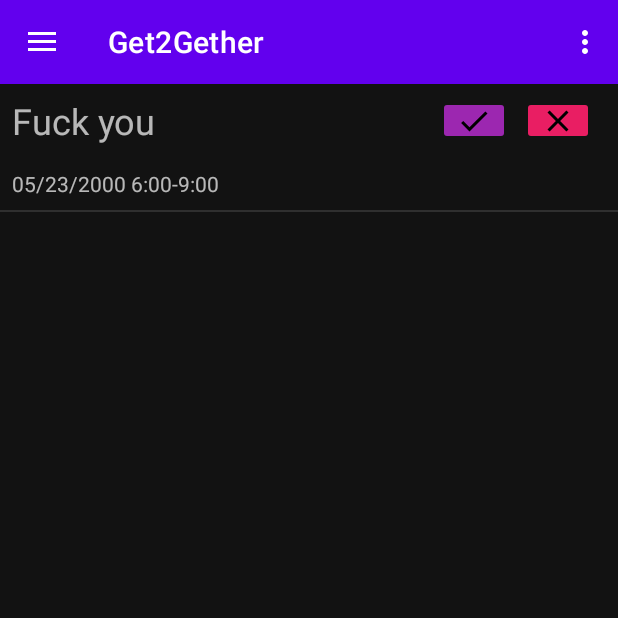
After one commit to grey-codes/Get2Gether, an Android app: the ViewMeetingFragment screen opened through its navigation route, on a phone screen of 412 x 824 dp, the top half of it. The commit adds this screen. Run offline under Robolectric (Android 15) with nearby library versions, the phone set to English and light mode, and no system bars; 2 statements that could not run were skipped.

Commit message:
meeting adapter and fragment

```diff
--- a/app/src/main/java/com/get2gether/MainActivity.java
+++ b/app/src/main/java/com/get2gether/MainActivity.java
@@ -21,8 +21,6 @@ import com.google.android.gms.auth.api.signin.GoogleSignIn;
 import com.google.android.gms.auth.api.signin.GoogleSignInAccount;
 import com.google.android.gms.auth.api.signin.GoogleSignInClient;
 import com.google.android.gms.auth.api.signin.GoogleSignInOptions;
-import com.google.android.gms.tasks.OnCompleteListener;
-import com.google.android.gms.tasks.Task;
 import com.google.android.material.navigation.NavigationView;
 
 public class MainActivity extends AppCompatActivity {
@@ -38,17 +36,16 @@ public class MainActivity extends AppCompatActivity {
     private void createNotificationChannel() {
         // Create the NotificationChannel, but only on API 26+ because
         // the NotificationChannel class is new and not in the support library
-        if (Build.VERSION.SDK_INT >= Build.VERSION_CODES.O) {
         CharSequence name = ("AAAAA");
         String description = ("aaaaaaaaaaaaa");
         int importance = NotificationManager.IMPORTANCE_MAX;
-            NotificationChannel channel = new NotificationChannel("AAAAA", name, importance);
+        NotificationChannel channel = new NotificationChannel("AAAAA", name, NotificationManager.IMPORTANCE_HIGH);
         channel.setDescription(description);
         // Register the channel with the system; you can't change the importance
         // or other notification behaviors after this
         NotificationManager notificationManager = getSystemService(NotificationManager.class);
+        assert notificationManager != null;
         notificationManager.createNotificationChannel(channel);
-        }
     }
 
     @Override
@@ -91,6 +88,10 @@ public class MainActivity extends AppCompatActivity {
             switch (id) {
                 case R.id.account:
                     Toast.makeText(MainActivity.this, "My Account", Toast.LENGTH_SHORT).show();
+                    break;
+                case R.id.view_meetings:
+                    Navigation.findNavController(fcv).navigate(R.id.action_global_viewMeetingFragment);
+                    dl.closeDrawers();
                     break;
                 case R.id.settings:
                    Navigation.findNavController(fcv).navigate(R.id.action_global_mySettingsFragment);
--- /dev/null
+++ b/app/src/main/java/com/get2gether/Meeting.java
@@ -0,0 +1,49 @@
+package com.get2gether;
+
+import java.util.Date;
+
+public class Meeting {
+    private java.util.Date date;
+    private String owner;
+    private String title;
+    private String timeString;
+
+    public Meeting(Date date, String owner, String title, String timeString) {
+        this.date = date;
+        this.owner = owner;
+        this.title = title;
+        this.timeString = timeString;
+    }
+
+    public Date getDate() {
+        return date;
+    }
+
+    public void setDate(Date date) {
+        this.date = date;
+    }
+
+    public String getOwner() {
+        return owner;
+    }
+
+    public void setOwner(String owner) {
+        this.owner = owner;
+    }
+
+    public String getTitle() {
+        return title;
+    }
+
+    public void setTitle(String title) {
+        this.title = title;
+    }
+
+    public String getTimeString() {
+        return timeString;
+    }
+
+    public void setTimeString(String timeString) {
+        this.timeString = timeString;
+    }
+}
--- /dev/null
+++ b/app/src/main/java/com/get2gether/MeetingAdapter.java
@@ -0,0 +1,77 @@
+package com.get2gether;
+
+import android.app.Activity;
+import android.content.Context;
+import android.view.LayoutInflater;
+import android.view.View;
+import android.view.ViewGroup;
+import android.widget.ArrayAdapter;
+import android.widget.TextView;
+
+import java.util.ArrayList;
+
+public class MeetingAdapter extends ArrayAdapter<Meeting> {
+    private Activity activity;
+    private ArrayList<Meeting> lMeeting;
+    private static LayoutInflater inflater = null;
+
+    public MeetingAdapter(Activity activity, int textViewResourceId,ArrayList<Meeting> _lMeeting) {
+        super(activity, textViewResourceId, _lMeeting);
+        try {
+            this.activity = activity;
+            this.lMeeting = _lMeeting;
+
+            inflater = (LayoutInflater) activity.getSystemService(Context.LAYOUT_INFLATER_SERVICE);
+
+        } catch (Exception e) {
+
+        }
+    }
+
+    public int getCount() {
+        return lMeeting.size();
+    }
+
+    public Meeting getItem(int position) {
+        return lMeeting.get(position);
+    }
+
+    public long getItemId(Meeting m) {
+        return lMeeting.indexOf(m);
+    }
+
+    public static class ViewHolder {
+        public TextView display_name;
+        public TextView display_time;
+    }
+
+    public View getView(int position, View convertView, ViewGroup parent) {
+        View vi = convertView;
+        final ViewHolder holder;
+        try {
+            if (convertView == null) {
+                vi = inflater.inflate(R.layout.entry_meeting, null);
+                holder = new ViewHolder();
+
+                holder.display_name = (TextView) vi.findViewById(R.id.entry_meeting_title);
+                holder.display_time = (TextView) vi.findViewById(R.id.entry_meeting_datetime);
+
+
+                vi.setTag(holder);
+            } else {
+                holder = (ViewHolder) vi.getTag();
+            }
+
+
+
+            holder.display_name.setText(lMeeting.get(position).getTitle());
+            holder.display_time.setText(lMeeting.get(position).getTimeString());
+
+
+        } catch (Exception e) {
+
+
+        }
+        return vi;
+    }
+}
--- /dev/null
+++ b/app/src/main/java/com/get2gether/ViewMeetingFragment.java
@@ -0,0 +1,56 @@
+package com.get2gether;
+
+import android.app.Activity;
+import android.content.Context;
+import android.os.Bundle;
+import android.view.LayoutInflater;
+import android.view.View;
+import android.view.ViewGroup;
+import android.widget.ArrayAdapter;
+import android.widget.Button;
+import android.widget.ListView;
+import android.widget.TextView;
+
+import androidx.annotation.NonNull;
+import androidx.fragment.app.Fragment;
+import androidx.navigation.fragment.NavHostFragment;
+
+import java.util.ArrayList;
+import java.util.Date;
+
+public class ViewMeetingFragment extends Fragment {
+    private MainActivity parentActivity;
+    private ArrayList<Meeting> meetingList;
+
+    @Override
+    public View onCreateView(
+            LayoutInflater inflater, ViewGroup container,
+            Bundle savedInstanceState
+    ) {
+        // Inflate the layout for this fragment
+        return inflater.inflate(R.layout.fragment_view_meeting, container, false);
+    }
+
+
+    public void onViewCreated(@NonNull View view, Bundle savedInstanceState) {
+        super.onViewCreated(view, savedInstanceState);
+
+        Context ctx = getContext();
+
+        parentActivity = (MainActivity) getActivity();
+
+        meetingList = new ArrayList<>();
+        meetingList.add(new Meeting(new Date(),"Grey Ruessler","Fuck you","05/23/2000 6:00-9:00"));
+
+
+        populateMeetings(ctx, view);
+
+    }
+
+    private void populateMeetings(Context ctx, View v) {
+        Activity act = getActivity();
+        ArrayAdapter adapter = new MeetingAdapter(act,0,meetingList);
+        ListView lv = v.findViewById(R.id.meetingListView);
+        lv.setAdapter(adapter);
+    }
+}
--- /dev/null
+++ b/app/src/main/res/drawable/ic_check_black_24dp.xml
@@ -0,0 +1,9 @@
+<vector xmlns:android="http://schemas.android.com/apk/res/android"
+        android:width="24dp"
+        android:height="24dp"
+        android:viewportWidth="24.0"
+        android:viewportHeight="24.0">
+    <path
+        android:fillColor="#FF000000"
+        android:pathData="M9,16.17L4.83,12l-1.42,1.41L9,19 21,7l-1.41,-1.41z"/>
+</vector>
--- /dev/null
+++ b/app/src/main/res/drawable/ic_close_black_24dp.xml
@@ -0,0 +1,9 @@
+<vector xmlns:android="http://schemas.android.com/apk/res/android"
+        android:width="24dp"
+        android:height="24dp"
+        android:viewportWidth="24.0"
+        android:viewportHeight="24.0">
+    <path
+        android:fillColor="#FF000000"
+        android:pathData="M19,6.41L17.59,5 12,10.59 6.41,5 5,6.41 10.59,12 5,17.59 6.41,19 12,13.41 17.59,19 19,17.59 13.41,12z"/>
+</vector>
--- /dev/null
+++ b/app/src/main/res/layout/entry_meeting.xml
@@ -0,0 +1,64 @@
+<?xml version="1.0" encoding="utf-8"?>
+<LinearLayout xmlns:android="http://schemas.android.com/apk/res/android"
+    xmlns:app="http://schemas.android.com/apk/res-auto"
+    android:orientation="vertical" android:layout_width="match_parent"
+    android:layout_height="match_parent">
+
+    <LinearLayout
+        android:layout_width="match_parent"
+        android:layout_height="wrap_content"
+        android:orientation="horizontal"
+        android:padding="8dp">
+
+        <TextView
+            android:id="@+id/entry_meeting_title"
+            android:layout_width="wrap_content"
+            android:layout_height="wrap_content"
+            android:gravity="center_vertical"
+            android:text="Meeting Title"
+            android:textSize="24sp" />
+
+        <Space
+            android:layout_width="wrap_content"
+            android:layout_height="wrap_content"
+            android:layout_weight="1" />
+
+        <ImageButton
+            android:id="@+id/entry_meeting_accept"
+            android:layout_width="wrap_content"
+            android:layout_height="match_parent"
+            android:layout_weight="0"
+            android:backgroundTint="#9C27B0"
+            android:gravity="right"
+            android:src="@drawable/ic_check_black_24dp"
+            android:tint="#00FFFFFF" />
+
+        <ImageButton
+            android:id="@+id/entry_meeting_decline"
+            android:layout_width="wrap_content"
+            android:layout_height="match_parent"
+            android:layout_marginHorizontal="8dp"
+            android:layout_weight="0"
+            android:backgroundTint="#E91E63"
+            android:gravity="right"
+            android:src="@drawable/ic_close_black_24dp"
+            android:tint="#00FFFFFF"
+            app:icon="@drawable/ic_android_black_24dp" />
+
+    </LinearLayout>
+
+    <LinearLayout
+        android:layout_width="match_parent"
+        android:layout_height="wrap_content"
+        android:orientation="horizontal"
+        android:padding="8dp">
+
+        <TextView
+            android:id="@+id/entry_meeting_datetime"
+            android:layout_width="wrap_content"
+            android:layout_height="wrap_content"
+            android:layout_weight="1"
+            android:text="05/13/2000    6:30PM-9:00PM" />
+    </LinearLayout>
+
+</LinearLayout>
--- /dev/null
+++ b/app/src/main/res/layout/fragment_view_meeting.xml
@@ -0,0 +1,12 @@
+<?xml version="1.0" encoding="utf-8"?>
+<FrameLayout xmlns:android="http://schemas.android.com/apk/res/android"
+    xmlns:tools="http://schemas.android.com/tools"
+    android:layout_width="match_parent"
+    android:layout_height="match_parent"
+    tools:context=".ViewMeetingFragment">
+
+    <ListView
+        android:id="@+id/meetingListView"
+        android:layout_width="match_parent"
+        android:layout_height="match_parent" />
+</FrameLayout>
--- a/app/src/main/res/menu/navigation_menu.xml
+++ b/app/src/main/res/menu/navigation_menu.xml
@@ -1,5 +1,9 @@
 <?xml version="1.0" encoding="utf-8"?>
 <menu xmlns:android="http://schemas.android.com/apk/res/android">
+    <item
+        android:id="@+id/view_meetings"
+        android:icon="@drawable/ic_android_black_24dp"
+        android:title="@string/view_meetings" />
     <item
         android:id="@+id/account"
         android:icon="@drawable/ic_android_black_24dp"
--- a/app/src/main/res/navigation/nav_graph.xml
+++ b/app/src/main/res/navigation/nav_graph.xml
@@ -49,5 +49,14 @@
         android:id="@+id/mySettingsFragment"
         android:name="com.get2gether.MySettingsFragment"
         android:label="MySettingsFragment" />
-    <action android:id="@+id/action_global_mySettingsFragment" app:destination="@id/mySettingsFragment" />
+    <action android:id="@+id/action_global_mySettingsFragment"
+        app:destination="@id/mySettingsFragment"
+
+        />
+    <fragment
+        android:id="@+id/ViewMeetingFragment"
+        android:name="com.get2gether.ViewMeetingFragment"
+        android:label="fragment_view_meeting"
+        tools:layout="@layout/fragment_view_meeting" />
+    <action android:id="@+id/action_global_viewMeetingFragment" app:destination="@id/ViewMeetingFragment" />
 </navigation>
--- a/app/src/main/res/values/strings.xml
+++ b/app/src/main/res/values/strings.xml
@@ -22,4 +22,5 @@
 
     <!-- TODO: Remove or change this placeholder text -->
     <string name="hello_blank_fragment">Hello blank fragment</string>
+    <string name="view_meetings">View Meetings</string>
 </resources>
```
Lines whose indentation alone changed are shown as unchanged.
